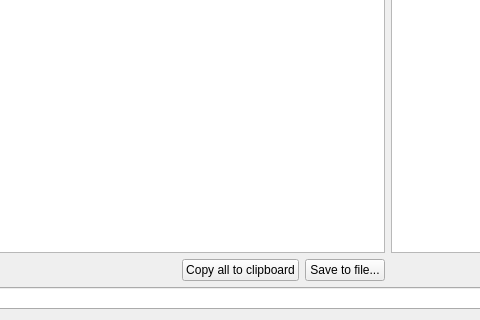
This is src/widgets/LogViewerWidget.ui in d1vanov/quentier as Qt 5 draws it before an edit; both pictures show x 314 to 794 and y 128 to 448 of the 936 by 448 pixel window. The edited form follows.
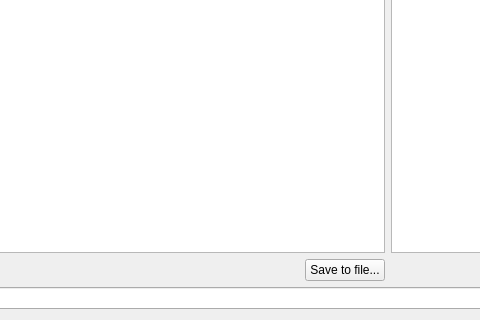
This is the edited form. Icons and pictures are not drawn.

Commit message: Issue #143: complete the first version of code using new asynchronous saving of displayed log entries to a file

The edit to the form file:
```diff
--- a/src/widgets/LogViewerWidget.ui
+++ b/src/widgets/LogViewerWidget.ui
@@ -215,13 +215,6 @@
        </property>
       </spacer>
      </item>
-     <item>
-      <widget class="QPushButton" name="copyAllToClipboardPushButton">
-       <property name="text">
-        <string>Copy all to clipboard</string>
-       </property>
-      </widget>
-     </item>
      <item>
       <widget class="QPushButton" name="saveToFilePushButton">
        <property name="text">
```
Left out of the diff: 3 changed lines with no effect on the pictures. The commit also changes 2 other files.
